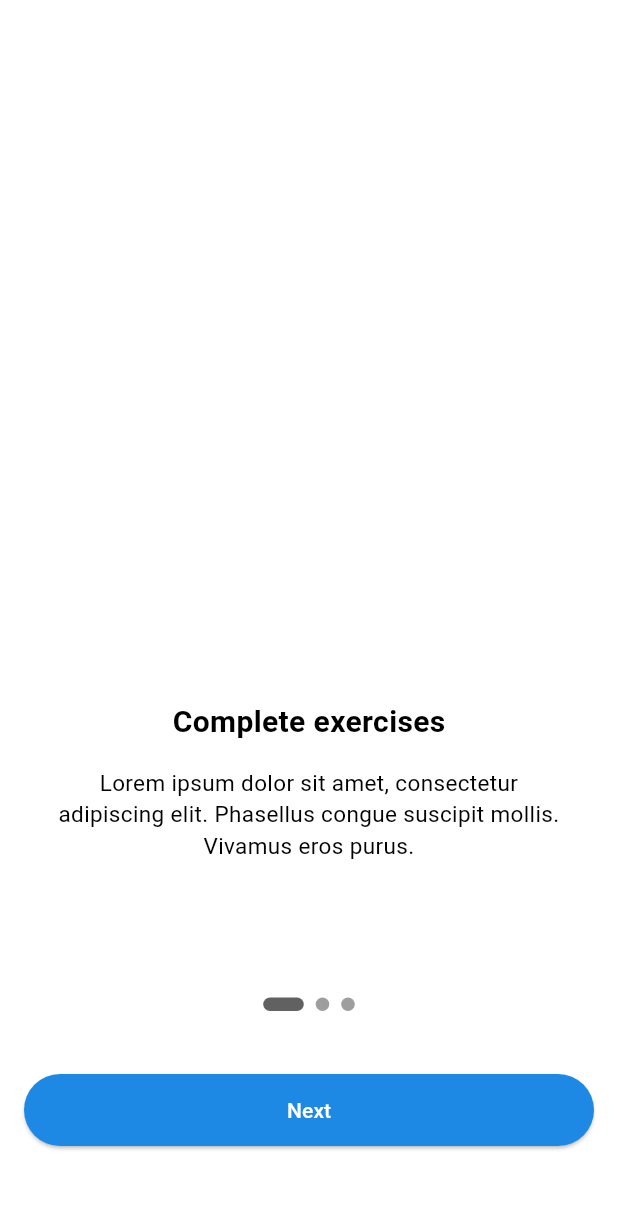
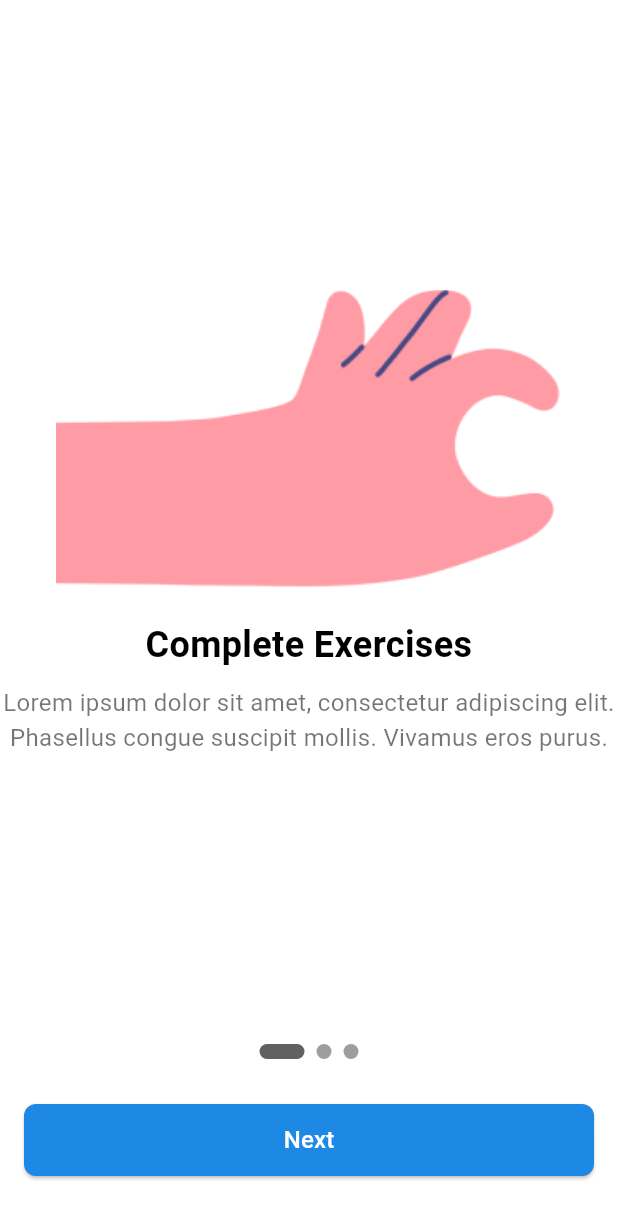
Before and after one commit to UBC-BEST/M2M-App, a Flutter app: the screen it shows after launch, on a phone screen of 412 x 824 dp. Shown: the top 1219 px of the screen. Run offline on Flutter 3.47's test engine with Material 3 defaults, Android fonts, the phone set to English and light mode, and no system bars; drawn by our look-alikes of smooth_page_indicator; our stand-ins replace local_auth; missing offline and left inert: flutter_unity_widget.

Commit message:
- Implemented photos - layout changes to UI

```diff
--- a/lib/pages/Intro/intro_pages.dart
+++ b/lib/pages/Intro/intro_pages.dart
@@ -34,13 +34,65 @@ class _IntroPagesState extends State<IntroPages> {
     super.dispose();
   }
 
+  // Helper method to build a page
+  Widget _buildPage({
+    required String photoUrl,
+    required String title,
+    required String description,
+  }) {
+    return Column(
+      children: [
+        // Use Expanded to center content vertically
+        Expanded(
+          child: Column(
+            mainAxisAlignment: MainAxisAlignment.center,
+            children: [
+              // Photo
+              Image.asset(
+                photoUrl,
+                height: 200,
+                fit: BoxFit.contain,
+                errorBuilder: (BuildContext context, Object exception,
+                    StackTrace? stackTrace) {
+                  return const Icon(
+                    Icons.broken_image,
+                    size: 100,
+                    color: Colors.grey,
+                  );
+                },
+              ),
+              const SizedBox(height: 20), // Reduced spacing
+              // Title
+              Text(
+                title,
+                style: const TextStyle(
+                  fontWeight: FontWeight.bold,
+                  fontSize: 24, // Increased font size for better visibility
+                ),
+                textAlign: TextAlign.center,
+              ),
+              const SizedBox(height: 10), // Reduced spacing
+              // Description
+              Text(
+                description,
+                textAlign: TextAlign.center,
+                style: const TextStyle(fontSize: 16, color: Colors.black54),
+              ),
+            ],
+          ),
+        ),
+      ],
+    );
+  }
+
   @override
   Widget build(BuildContext context) {
     return Scaffold(
-      body: Stack(
+      body: Column(
         children: [
-          // PageView to hold multiple intro pages
-          PageView(
+          // Expanded PageView
+          Expanded(
+            child: PageView(
               controller: _pageController,
               onPageChanged: (index) {
                 setState(() {
@@ -49,48 +101,47 @@ class _IntroPagesState extends State<IntroPages> {
               },
               children: [
                 _buildPage(
-                title: 'Complete exercises',
+                  photoUrl: 'assets/hand_pinch.png',
+                  title: 'Complete Exercises',
                   description:
                       'Lorem ipsum dolor sit amet, consectetur adipiscing elit. Phasellus congue suscipit mollis. Vivamus eros purus.',
                 ),
                 _buildPage(
-                title: 'Play interactive games',
+                  photoUrl: 'assets/hand_balloon.png',
+                  title: 'Play Interactive Games',
                   description:
                       'Lorem ipsum dolor sit amet, consectetur adipiscing elit. Phasellus congue suscipit mollis. Vivamus eros purus.',
                 ),
                 _buildPage(
-                title: 'Track your progress',
+                  photoUrl: 'assets/hand_phone.png',
+                  title: 'Track Your Progress',
                   description:
                       'Lorem ipsum dolor sit amet, consectetur adipiscing elit. Phasellus congue suscipit mollis. Vivamus eros purus.',
                 ),
               ],
             ),
+          ),
 
           // SmoothPageIndicator
-          Positioned(
-            bottom: 150, // Lowered the position of the SmoothPageIndicator
-            left: 0,
-            right: 0,
-            child: Center(
+          Padding(
+            padding: const EdgeInsets.only(bottom: 20.0),
             child: SmoothPageIndicator(
               controller: _pageController,
               count: 3,
               effect: ExpandingDotsEffect(
-                  dotHeight: 9,
-                  dotWidth: 9,
+                dotHeight: 10,
+                dotWidth: 10,
                 spacing: 8,
                 dotColor: Colors.grey,
                 activeDotColor: Colors.grey.shade700,
               ),
             ),
           ),
-          ),
 
           // "Next" or "Get Started" Button
-          Positioned(
-            bottom: 60,
-            left: 16,
-            right: 16,
+          Padding(
+            padding:
+                const EdgeInsets.symmetric(horizontal: 16.0, vertical: 10.0),
             child: ElevatedButton(
               onPressed: () {
                 if (_currentPage < 2) {
@@ -110,46 +161,21 @@ class _IntroPagesState extends State<IntroPages> {
               style: ElevatedButton.styleFrom(
                 backgroundColor: Colors.blue.shade600,
                 minimumSize: const Size(double.infinity, 48),
+                shape: RoundedRectangleBorder(
+                  borderRadius: BorderRadius.circular(8.0),
+                ),
               ),
               child: Text(
-                style: const TextStyle(color: Colors.white),
-                _currentPage == 2
-                    ? 'Get Started'
-                    : 'Next', // Change text dynamically
+                _currentPage == 2 ? 'Get Started' : 'Next',
+                style: const TextStyle(color: Colors.white, fontSize: 16),
               ),
             ),
           ),
+          const SizedBox(
+            height: 30,
+          )
         ],
       ),
     );
   }
-
-  // Helper method to build a page
-  Widget _buildPage({required String title, required String description}) {
-    return Column(
-      mainAxisAlignment: MainAxisAlignment.center,
-      children: [
-        // Add some spacing above the text
-        const Spacer(flex: 3),
-        Text(
-          title,
-          style: const TextStyle(
-            fontWeight: FontWeight.bold,
-            fontSize: 20,
-          ),
-        ),
-        const SizedBox(height: 15),
-        Padding(
-          padding: const EdgeInsets.symmetric(horizontal: 35.0),
-          child: Text(
-            description,
-            textAlign: TextAlign.center,
-            style: const TextStyle(fontSize: 15),
-          ),
-        ),
-        // Add more spacing to push everything down
-        const SizedBox(height: 250),
-      ],
-    );
 }
-}
--- a/lib/pages/Intro/training_selection.dart
+++ b/lib/pages/Intro/training_selection.dart
@@ -11,11 +11,11 @@ class TrainingSelectionPage extends StatefulWidget {
 class _TrainingSelectionPageState extends State<TrainingSelectionPage> {
   final List<int> selectedBoxes = [];
   final List<String> boxLabel = [
-    'Cardio',
-    'Strength Training',
-    'Flexibility',
-    'Balance',
-    'Endurance',
+    'Range of Motion',
+    'Accuracy',
+    'Movement Accuracy',
+    'Grip Strength',
+    'Range of Motion',
     'Movement Accuracy',
   ];
 
@@ -37,12 +37,12 @@ class _TrainingSelectionPageState extends State<TrainingSelectionPage> {
     );
   }
 
-  // Method to generate a pastel color by blending with white
+  // Method to generate a pastel color by blending with white (creating 6x6 box colours)
   Color _getPastelColor(Color color) {
     return Color.lerp(color, Colors.white, 0.5)!;
   }
 
-  // Method to generate a brighter color by blending with white
+  // Method to generate a brighter color by blending with white (to indicated that an item is selected)
   Color _getBrighterColor(Color color) {
     return Color.lerp(
         color, Colors.white, 0.3)!; // Blend slightly with white to brighten
--- a/lib/pages/Login/login_page.dart
+++ b/lib/pages/Login/login_page.dart
@@ -3,7 +3,7 @@ import 'package:m2mapp/pages/Intro/training_selection.dart';
 import 'package:m2mapp/pages/SignUp/sign_up_page.dart';
 
 // We have to discuss what kind of backend we are using for user data handling like signing up.
-// Firebase???
+
 // Once the user is signed in for the first time -> ask them if they would like to use biometric auth to sign into the application from now on.
 class LoginPage extends StatelessWidget {
   const LoginPage({super.key});
@@ -13,8 +13,6 @@ class LoginPage extends StatelessWidget {
       appBar: AppBar(
         title: const Text('Login'),
       ),
-
-      // Gesture Detector is used so that when the user clicks out of the textbox, the keyboard will disappear
       body: GestureDetector(
         onTap: () {
           FocusScope.of(context).unfocus();
@@ -28,6 +26,7 @@ class LoginPage extends StatelessWidget {
                 child: Column(
                   crossAxisAlignment: CrossAxisAlignment.stretch,
                   children: [
+                    Image(image: AssetImage('assets/login.png')),
                     //Insert Log In Photo in this Sized Box
                     const SizedBox(height: 100),
                     // Email Field
--- a/pubspec.yaml
+++ b/pubspec.yaml
@@ -21,3 +21,8 @@ dev_dependencies:
 
 flutter:
   uses-material-design: true
+  assets:
+    - assets/hand_pinch.png
+    - assets/hand_balloon.png
+    - assets/hand_phone.png
+    - assets/login.png
```
Also changed, not shown: assets/hand_balloon.png (added), assets/hand_phone.png (added), assets/hand_pinch.png (added), assets/login.png (added). Lines whose indentation alone changed are shown as unchanged.
